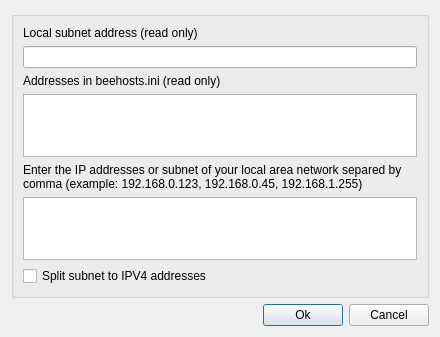
Old version of the form src/GuiSearchUser.ui in the repository hwgao/beebeep.
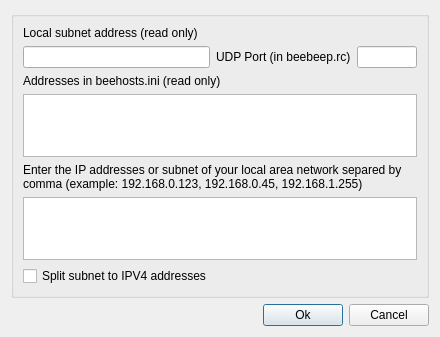
New version of the form.

The edit to the form file:
```diff
--- a/src/GuiSearchUser.ui
+++ b/src/GuiSearchUser.ui
@@ -34,7 +34,30 @@
         </property>
        </widget>
       </item>
-      <item row="2" column="0">
+      <item row="1" column="1">
+       <widget class="QLabel" name="mp_lUdpPort">
+        <property name="text">
+         <string>UDP Port (in beebeep.rc)</string>
+        </property>
+       </widget>
+      </item>
+      <item row="1" column="2">
+       <widget class="QLineEdit" name="mp_leUdpPort">
+        <property name="maximumSize">
+         <size>
+          <width>60</width>
+          <height>16777215</height>
+         </size>
+        </property>
+        <property name="maxLength">
+         <number>32772</number>
+        </property>
+        <property name="readOnly">
+         <bool>true</bool>
+        </property>
+       </widget>
+      </item>
+      <item row="2" column="0" colspan="2">
        <widget class="QLabel" name="mp_lHostIni">
         <property name="text">
          <string>Addresses in beehosts.ini (read only)</string>
@@ -44,7 +67,7 @@
         </property>
        </widget>
       </item>
-      <item row="3" column="0">
+      <item row="3" column="0" colspan="3">
        <widget class="QPlainTextEdit" name="mp_teAddressesInHosts">
         <property name="maximumSize">
          <size>
@@ -57,14 +80,7 @@
         </property>
        </widget>
       </item>
-      <item row="6" column="0">
-       <widget class="QCheckBox" name="mp_cbParseAddresses">
-        <property name="text">
-         <string>Split subnet to IPV4 addresses</string>
-        </property>
-       </widget>
-      </item>
-      <item row="4" column="0">
+      <item row="4" column="0" colspan="3">
        <widget class="QLabel" name="mp_lBroadcast">
         <property name="text">
          <string>Enter the IP addresses or subnet of your local area network separed by comma (example: 192.168.0.123, 192.168.0.45, 192.168.1.255)</string>
@@ -77,7 +93,7 @@
         </property>
        </widget>
       </item>
-      <item row="5" column="0">
+      <item row="5" column="0" colspan="3">
        <widget class="QPlainTextEdit" name="mp_teAddressesInSettings">
         <property name="maximumSize">
          <size>
@@ -87,6 +103,13 @@
         </property>
        </widget>
       </item>
+      <item row="6" column="0" colspan="2">
+       <widget class="QCheckBox" name="mp_cbParseAddresses">
+        <property name="text">
+         <string>Split subnet to IPV4 addresses</string>
+        </property>
+       </widget>
+      </item>
      </layout>
     </widget>
    </item>
```
Left out of the diff: 1 changed line with no effect on the pictures.
